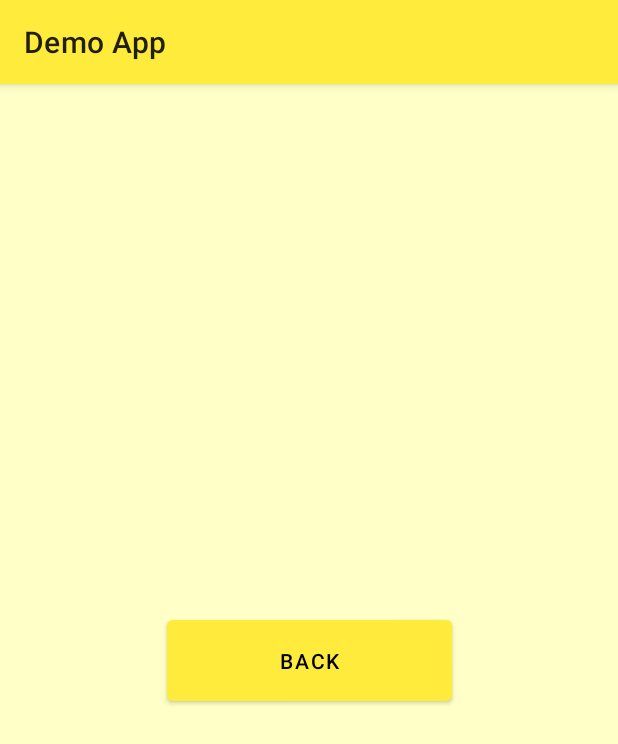
After one commit to alinbabu2010/BitNews, an Android app: the fragment ForgotPasswordFragment shown on its own in the app's theme, on a phone screen of 412 x 824 dp. The commit adds this screen. Shown: the top 744 px of the screen. Run offline under Robolectric (Android 15) with nearby library versions, the phone set to English and light mode, and no system bars.

Commit message:
Create a fragment for forgot password.

```diff
--- a/app/build.gradle
+++ b/app/build.gradle
@@ -39,6 +39,7 @@
     implementation 'androidx.appcompat:appcompat:1.2.0'
     implementation 'com.google.android.material:material:1.2.1'
     implementation 'androidx.constraintlayout:constraintlayout:2.0.4'
+    implementation 'androidx.legacy:legacy-support-v4:1.0.0'
     testImplementation 'junit:junit:4.13.1'
     androidTestImplementation 'androidx.test.ext:junit:1.1.2'
     androidTestImplementation 'androidx.test.espresso:espresso-core:3.3.0'
--- /dev/null
+++ b/app/src/main/java/com/example/demoapp/fragments/ForgotPasswordFragment.kt
@@ -0,0 +1,23 @@
+package com.example.demoapp.fragments
+
+import android.os.Bundle
+import androidx.fragment.app.Fragment
+import android.view.LayoutInflater
+import android.view.View
+import android.view.ViewGroup
+import com.example.demoapp.R
+
+/**
+ * A simple [Fragment] subclass for forgot fragment
+ */
+class ForgotPasswordFragment : Fragment() {
+
+    override fun onCreateView(
+        inflater: LayoutInflater, container: ViewGroup?,
+        savedInstanceState: Bundle?
+    ): View? {
+        // Inflate the layout for this fragment
+        return inflater.inflate(R.layout.fragment_forgot_password, container, false)
+    }
+
+}
--- /dev/null
+++ b/app/src/main/res/layout/fragment_forgot_password.xml
@@ -0,0 +1,21 @@
+<?xml version="1.0" encoding="utf-8"?>
+<androidx.constraintlayout.widget.ConstraintLayout xmlns:android="http://schemas.android.com/apk/res/android"
+    xmlns:app="http://schemas.android.com/apk/res-auto"
+    xmlns:tools="http://schemas.android.com/tools"
+    android:id="@+id/ConstraintLayout"
+    android:layout_width="match_parent"
+    android:layout_height="match_parent"
+    android:background="@color/background_color"
+    tools:context=".fragments.ForgotPasswordFragment">
+
+    <Button
+        android:id="@+id/back_button"
+        android:layout_width="190dp"
+        android:layout_height="66dp"
+        android:text="@string/back_text"
+        app:layout_constraintBottom_toBottomOf="parent"
+        app:layout_constraintEnd_toEndOf="parent"
+        app:layout_constraintHorizontal_bias="0.5"
+        app:layout_constraintStart_toStartOf="parent"
+        app:layout_constraintTop_toTopOf="parent" />
+</androidx.constraintlayout.widget.ConstraintLayout>
--- a/app/src/main/res/values/strings.xml
+++ b/app/src/main/res/values/strings.xml
@@ -13,4 +13,7 @@
     <string name="invalid_username">Not a valid username</string>
     <string name="invalid_password">Password must be >5 characters</string>
     <string name="login_failed">"Login failed"</string>
+    <!-- TODO: Remove or change this placeholder text -->
+    <string name="hello_blank_fragment">Hello blank fragment</string>
+    <string name="back_text">Back</string>
 </resources>
```
